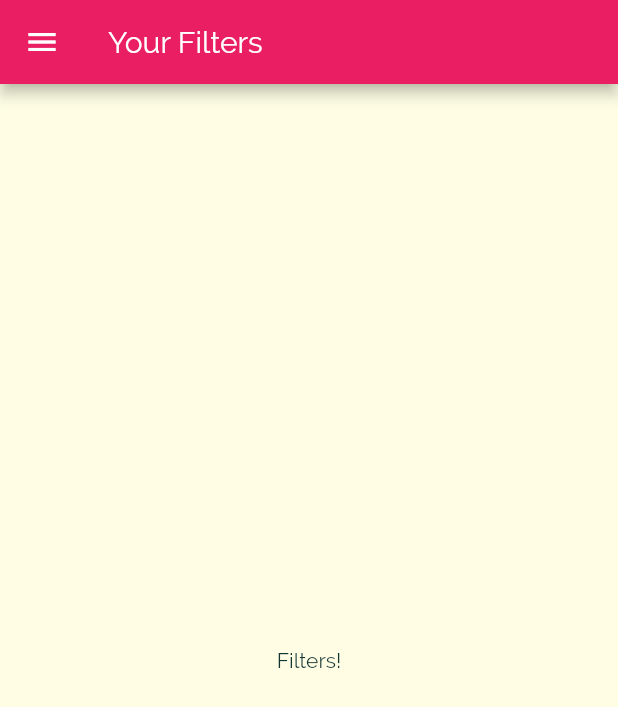
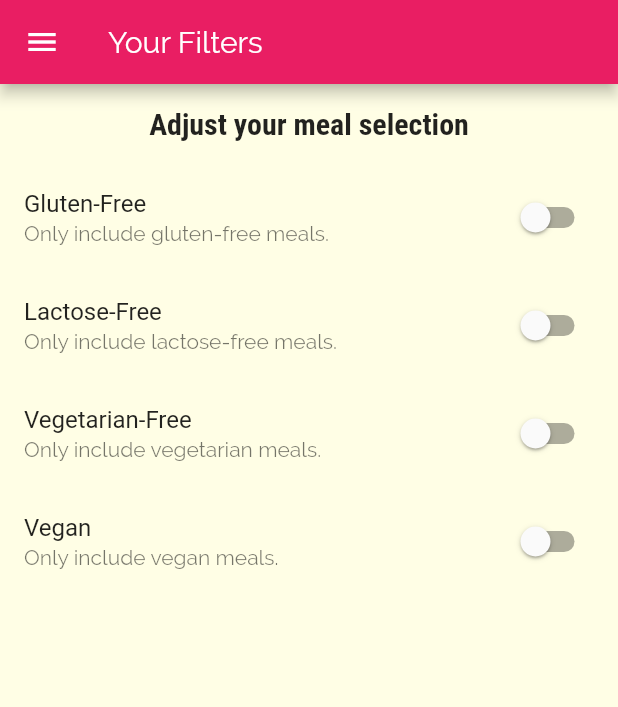
Before and after one commit to ManuelDev1810/Flutter, a Flutter app: the FiltersScreen screen opened by its route, on a phone screen of 412 x 824 dp. Shown: the top 707 px of the screen. Run offline on Flutter 3.47's test engine with Material 2 defaults, Android fonts, the phone set to English and light mode, and no system bars.

Commit message:
Adding filters bottom

```diff
--- a/7.NavegationMultipleScreens/navigation_screens/lib/screens/filters_screen.dart
+++ b/7.NavegationMultipleScreens/navigation_screens/lib/screens/filters_screen.dart
@@ -1,8 +1,32 @@
 import 'package:flutter/material.dart';
 import '../widgets/main_drawer.dart';
 
-class FiltersScreen extends StatelessWidget {
+class FiltersScreen extends StatefulWidget {
   static const routeName = '/filters';
+
+  @override
+  _FiltersScreenState createState() => _FiltersScreenState();
+}
+
+class _FiltersScreenState extends State<FiltersScreen> {
+  var _glutenFree = false;
+  var _vegetarian = false;
+  var _vegan = false;
+  var _lactoseFree = false;
+
+  Widget _buildSwitchListTile(
+    String title,
+    String description,
+    bool currentValue,
+    Function update,
+  ) {
+    return SwitchListTile(
+      title: Text(title),
+      value: currentValue,
+      subtitle: Text(description),
+      onChanged: update,
+    );
+  }
 
   @override
   Widget build(BuildContext context) {
@@ -11,9 +35,63 @@ class FiltersScreen extends StatelessWidget {
           title: Text('Your Filters'),
         ),
         drawer: MainDrawer(),
-      body: Center(
-        child: Text('Filters!'),
+        body: Column(
+          children: <Widget>[
+            Container(
+              padding: EdgeInsets.all(15),
+              child: Text(
+                'Adjust your meal selection',
+                style: Theme.of(context).textTheme.title,
               ),
+            ),
+            //Alternative to the container with the height
+            Expanded(
+              child: ListView(
+                children: <Widget>[
+                  _buildSwitchListTile(
+                      'Gluten-Free',
+                      'Only include gluten-free meals.',
+                      _glutenFree, (newValue) {
+                    setState(
+                      () {
+                        _glutenFree = newValue;
+                      },
                     );
+                  }),
+                  _buildSwitchListTile(
+                      'Lactose-Free',
+                      'Only include lactose-free meals.',
+                      _lactoseFree, (newValue) {
+                    setState(
+                      () {
+                        _lactoseFree = newValue;
+                      },
+                    );
+                  }),
+                  _buildSwitchListTile(
+                      'Vegetarian-Free',
+                      'Only include vegetarian meals.',
+                      _vegetarian, (newValue) {
+                    setState(
+                      () {
+                        _vegetarian = newValue;
+                      },
+                    );
+                  }),
+                  _buildSwitchListTile(
+                      'Vegan',
+                      'Only include vegan meals.',
+                      _vegan, (newValue) {
+                    setState(
+                      () {
+                        _vegan = newValue;
+                      },
+                    );
+                  })
+                ],
+              ),
+            )
+          ],
+        ));
   }
 }
```
Lines whose indentation alone changed are shown as unchanged.
